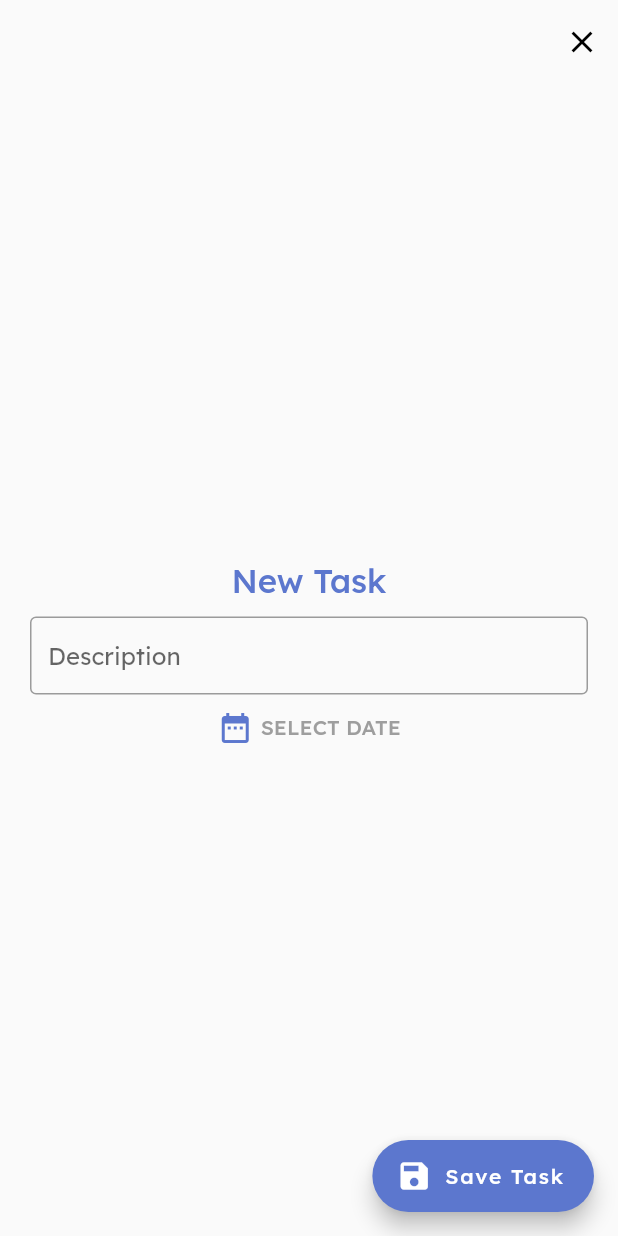
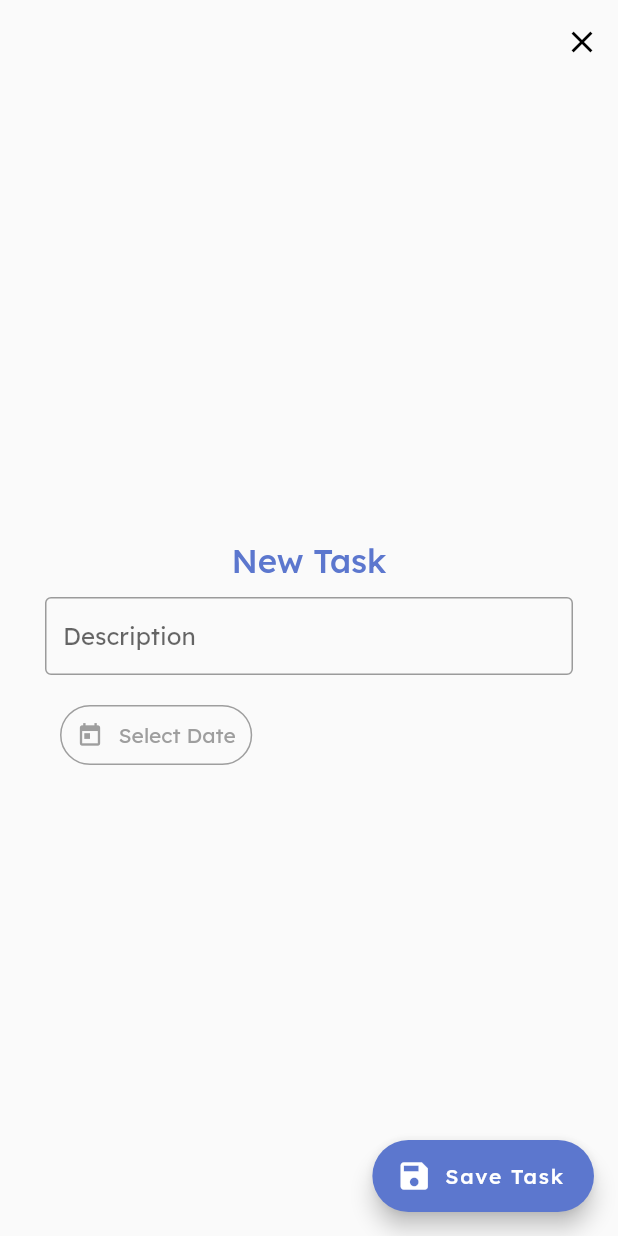
Before and after one commit to MarioMoraes/todo_list, a Flutter app: the screen it shows once a user with an empty profile is signed in, after a tap on the "add" icon, on a phone screen of 412 x 824 dp. Run offline on Flutter 3.47's test engine with Material 2 defaults, Android fonts, the phone set to English and light mode, and no system bars; our stand-ins replace date_picker_timeline, firebase_auth, firebase_core, flutter_signin_button, google_sign_in, sqflite and 2 more; missing offline and left inert: flutter_overlay_loader, validatorless; accounts and stored records are empty; network calls fail.

Commit message:
Create Calendar

```diff
--- a/lib/app/modules/task/create_task_page.dart
+++ b/lib/app/modules/task/create_task_page.dart
@@ -2,6 +2,7 @@ import 'package:flutter/material.dart';
 import 'package:flutter_todolist/app/core/ui/theme_extensions.dart';
 import 'package:flutter_todolist/app/core/widgets/custom_formfield.dart';
 import 'package:flutter_todolist/app/modules/task/create_task_controller.dart';
+import 'package:flutter_todolist/app/modules/task/widgets/calendar_button.dart';
 
 class CreateTaskPage extends StatelessWidget {
   final CreateTaskController _createTaskController;
@@ -37,7 +38,10 @@ class CreateTaskPage extends StatelessWidget {
         onPressed: () {},
         label: const Text('Save Task'),
       ),
-      body: Column(
+      body: Form(
+        child: Container(
+          margin: const EdgeInsets.symmetric(horizontal: 30),
+          child: Column(
             mainAxisAlignment: MainAxisAlignment.center,
             children: [
               Align(
@@ -53,34 +57,15 @@ class CreateTaskPage extends StatelessWidget {
               const SizedBox(
                 height: 10,
               ),
-          Padding(
-            padding: const EdgeInsets.only(left: 20, right: 20, bottom: 10),
-            child: Form(
-              child: CustomFormField(hint: 'Description'),
+              CustomFormField(hint: 'Description'),
+              const SizedBox(
+                height: 10,
               ),
-          ),
-          Padding(
-            padding: const EdgeInsets.only(left: 20, right: 20, bottom: 10),
-            child: Container(
-              child: Row(
-                mainAxisSize: MainAxisSize.min,
-                children: [
-                  Icon(
-                    Icons.date_range,
-                    color: context.primaryColor,
-                  ),
-                  const SizedBox(
-                    width: 5,
-                  ),
-                  Text(
-                    'SELECT DATE',
-                    style: context.textStyle.copyWith(fontSize: 14),
-                  )
+              const Align(
+                  alignment: Alignment.centerLeft, child: CalendarButton())
             ],
           ),
         ),
-          )
-        ],
       ),
     );
   }
--- /dev/null
+++ b/lib/app/modules/task/widgets/calendar_button.dart
@@ -0,0 +1,33 @@
+import 'package:flutter/material.dart';
+
+class CalendarButton extends StatelessWidget {
+  const CalendarButton({Key? key}) : super(key: key);
+
+  @override
+  Widget build(BuildContext context) {
+    return Container(
+      margin: const EdgeInsets.all(10),
+      padding: const EdgeInsets.all(10),
+      decoration: BoxDecoration(
+          border: Border.all(color: Colors.grey),
+          borderRadius: BorderRadius.circular(20)),
+      child: Row(
+        mainAxisSize: MainAxisSize.min,
+        children: const [
+          Icon(
+            Icons.today,
+            size: 18,
+            color: Colors.grey,
+          ),
+          SizedBox(
+            width: 10,
+          ),
+          Text(
+            'Select Date',
+            style: TextStyle(fontSize: 14, color: Colors.grey),
+          )
+        ],
+      ),
+    );
+  }
+}
```
Lines whose indentation alone changed are shown as unchanged.
